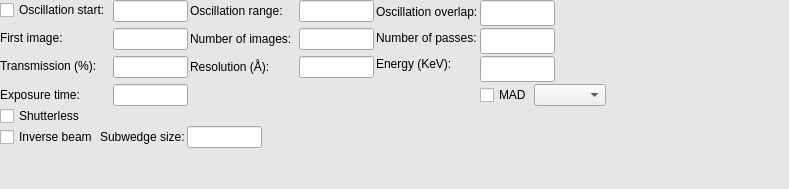
Qt form Bricks/widgets/ui_files/Qt4_acquisition_widget_horizontal_layout.ui (mxcube/mxcubeqt) before a commit.
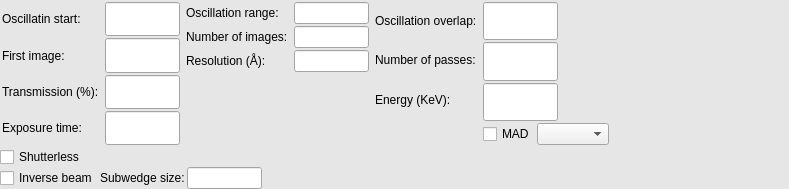
The same form after that commit.

Diff of the .ui file:
```diff
--- a/Bricks/widgets/ui_files/Qt4_acquisition_widget_horizontal_layout.ui
+++ b/Bricks/widgets/ui_files/Qt4_acquisition_widget_horizontal_layout.ui
@@ -87,6 +87,9 @@
    <item>
     <layout class="QHBoxLayout">
      <property name="spacing">
+      <number>6</number>
+     </property>
+     <property name="margin">
       <number>2</number>
      </property>
      <item>
@@ -97,14 +100,17 @@
        <item>
         <layout class="QHBoxLayout">
          <property name="spacing">
-          <number>2</number>
+          <number>6</number>
          </property>
          <item>
           <layout class="QVBoxLayout">
+           <property name="spacing">
+            <number>2</number>
+           </property>
            <item>
-            <widget class="QCheckBox" name="osc_start_cbox">
+            <widget class="QLabel" name="osc_start_label">
              <property name="text">
-              <string>Oscillation start:</string>
+              <string>Oscillatin start:</string>
              </property>
             </widget>
            </item>
@@ -142,6 +148,9 @@
          </item>
          <item>
           <layout class="QVBoxLayout">
+           <property name="spacing">
+            <number>2</number>
+           </property>
            <item>
             <widget class="QLineEdit" name="osc_start_ledit">
              <property name="minimumSize">
@@ -221,6 +230,9 @@
         <layout class="QHBoxLayout">
          <item>
           <layout class="QVBoxLayout">
+           <property name="spacing">
+            <number>2</number>
+           </property>
            <item>
             <widget class="QLabel" name="osc_range_label">
              <property name="text">
@@ -258,6 +270,9 @@
          </item>
          <item>
           <layout class="QVBoxLayout">
+           <property name="spacing">
+            <number>2</number>
+           </property>
            <item>
             <widget class="QLineEdit" name="osc_range_ledit">
              <property name="minimumSize">
@@ -336,7 +351,7 @@
        <item>
         <layout class="QHBoxLayout">
          <property name="spacing">
-          <number>2</number>
+          <number>6</number>
          </property>
          <item>
           <layout class="QVBoxLayout">
@@ -384,7 +399,7 @@
              <property name="sizeHint" stdset="0">
               <size>
                <width>20</width>
-               <height>30</height>
+               <height>27</height>
               </size>
              </property>
             </spacer>
@@ -568,22 +583,6 @@
      </item>
     </layout>
    </item>
-   <item>
-    <spacer name="vspacer">
-     <property name="orientation">
-      <enum>Qt::Vertical</enum>
-     </property>
-     <property name="sizeType">
-      <enum>QSizePolicy::Expanding</enum>
-     </property>
-     <property name="sizeHint" stdset="0">
-      <size>
-       <width>20</width>
-       <height>1</height>
-      </size>
-     </property>
-    </spacer>
-   </item>
   </layout>
  </widget>
  <layoutdefault spacing="6" margin="11"/>
```
Left out of the diff: 2 changed lines with no effect on the pictures.
